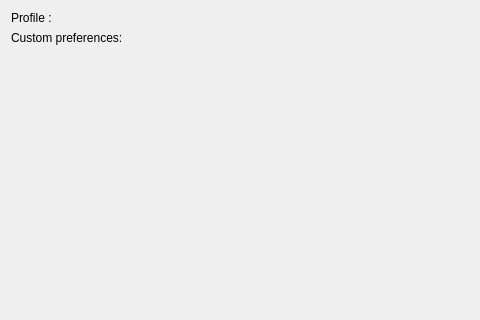
First picture: the form in gui/mozregui/ui/profile.ui, repository mozilla/mozregression, before the edit; both pictures show x 0 to 480 and y 0 to 320 of the 626 by 493 pixel window.
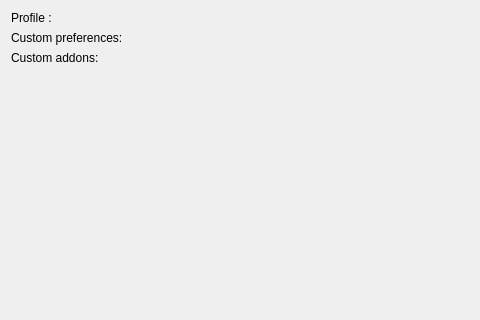
Second picture: the form after the edit. Custom widgets are drawn as their Qt base class.

Commit message: Bug 1194219 - [gui] add the ability to use addons

What changed in the file:
```diff
--- a/gui/mozregui/ui/profile.ui
+++ b/gui/mozregui/ui/profile.ui
@@ -34,6 +34,16 @@
    <item row="1" column="1">
     <widget class="PreferencesWidgetEditor" name="pref_widget" native="true"/>
    </item>
+   <item row="2" column="0">
+    <widget class="QLabel" name="label_3">
+     <property name="text">
+      <string>Custom addons:</string>
+     </property>
+    </widget>
+   </item>
+   <item row="2" column="1">
+    <widget class="AddonsWidgetEditor" name="addons_widget" native="true"/>
+   </item>
   </layout>
  </widget>
  <customwidgets>
@@ -49,6 +59,12 @@
    <header>mozregui.pref_editor</header>
    <container>1</container>
   </customwidget>
+  <customwidget>
+   <class>AddonsWidgetEditor</class>
+   <extends>QWidget</extends>
+   <header>mozregui.addons_editor</header>
+   <container>1</container>
+  </customwidget>
  </customwidgets>
  <resources/>
  <connections/>
```
The commit also changes 4 other files.
